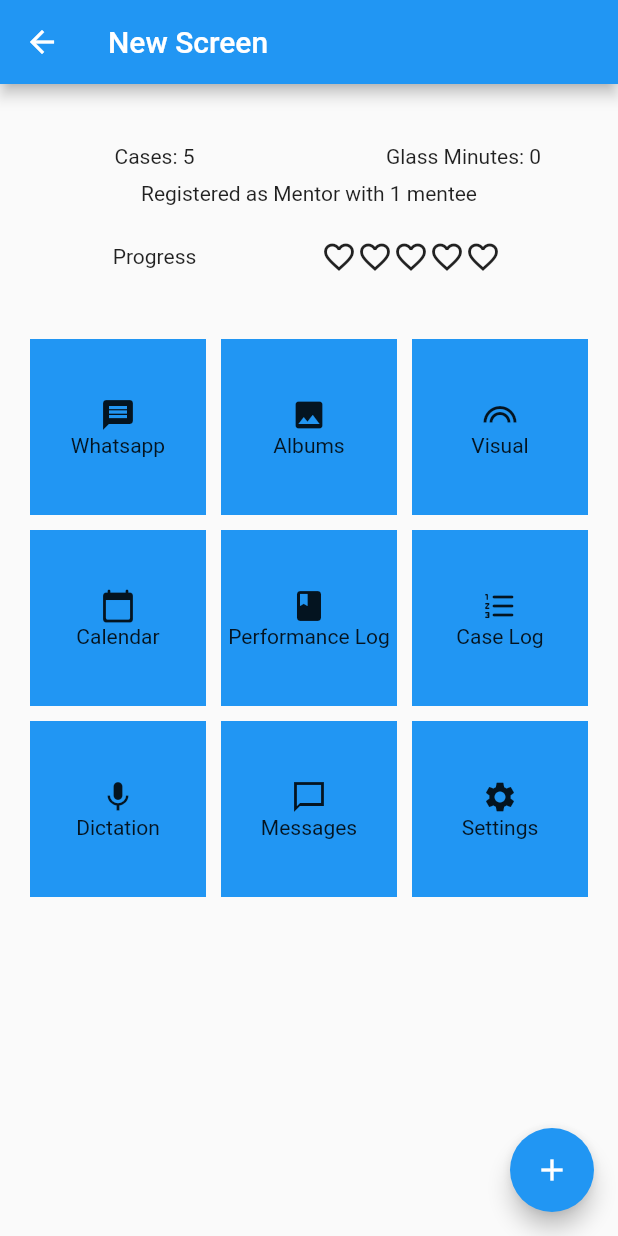
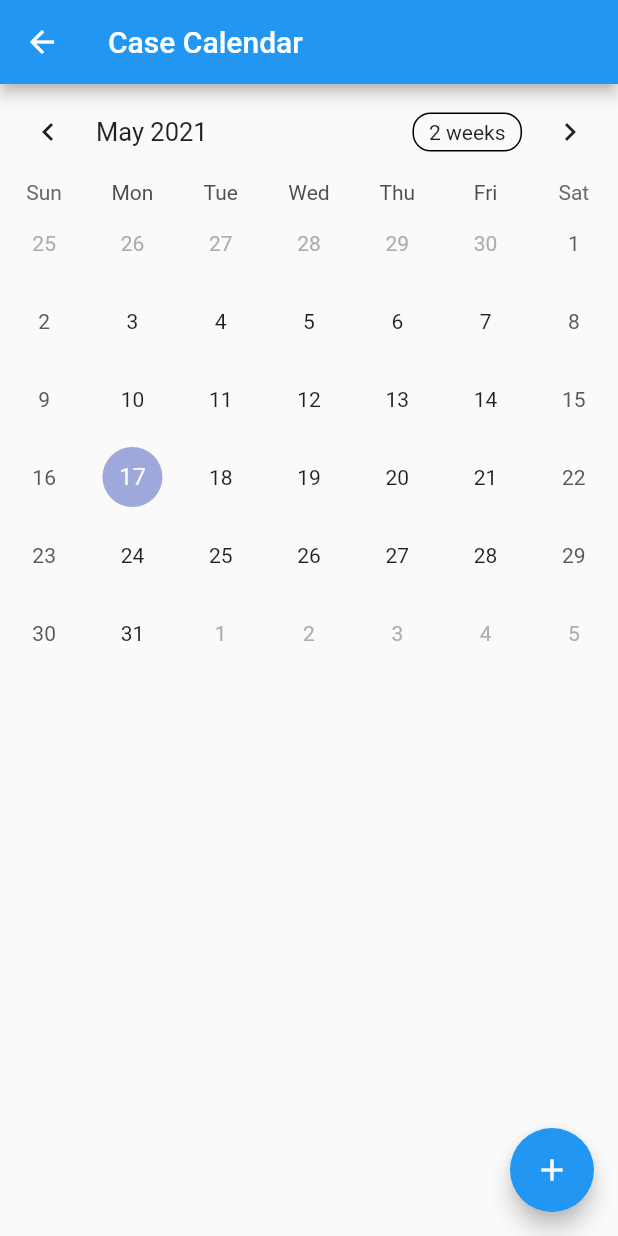
Before and after one commit to rhausman/pocket-doc, a Flutter app: the Dashboard screen opened directly, after a tap on the "add" icon, after a tap on "Calendar", on a phone screen of 412 x 824 dp. Run offline on Flutter 3.47's test engine with Material 2 defaults, Android fonts, the phone set to English and light mode, and no system bars; drawn by our look-alikes of table_calendar.

Commit message:
Added Calendar Page

```diff
--- /dev/null
+++ b/lib/Components/CaseCalendarPage.dart
@@ -0,0 +1,97 @@
+import 'package:flutter/material.dart';
+import 'package:table_calendar/table_calendar.dart';
+
+class CaseCalendarPage extends StatefulWidget {
+  CaseCalendarPage({Key key, this.title}) : super(key: key);
+
+  // This widget is the home page of your application. It is stateful, meaning
+  // that it has a State object (defined below) that contains fields that affect
+  // how it looks.
+
+  // This class is the configuration for the state. It holds the values (in this
+  // case the title) provided by the parent (in this case the App widget) and
+  // used by the build method of the State. Fields in a Widget subclass are
+  // always marked "final".
+
+  final String title;
+
+  @override
+  _CaseCalendarPageState createState() => _CaseCalendarPageState();
+}
+
+class _CaseCalendarPageState extends State<CaseCalendarPage> {
+  int _counter = 0;
+
+  void _incrementCounter() {
+    setState(() {
+      // This call to setState tells the Flutter framework that something has
+      // changed in this State, which causes it to rerun the build method below
+      // so that the display can reflect the updated values. If we changed
+      // _counter without calling setState(), then the build method would not be
+      // called again, and so nothing would appear to happen.
+      _counter++;
+    });
+  }
+
+  // one tile in the Option menu
+
+  Widget CaseCalendar() {
+    return TableCalendar(
+      firstDay: DateTime.utc(2010, 10, 16),
+      lastDay: DateTime.utc(2030, 3, 14),
+      focusedDay: DateTime.now(),
+    );
+  }
+
+  @override
+  Widget build(BuildContext context) {
+    // This method is rerun every time setState is called, for instance as done
+    // by the _incrementCounter method above.
+    //
+    // The Flutter framework has been optimized to make rerunning build methods
+    // fast, so that you can just rebuild anything that needs updating rather
+    // than having to individually change instances of widgets.
+    return Scaffold(
+      appBar: AppBar(
+        // Here we take the value from the Dashboard object that was created by
+        // the App.build method, and use it to set our appbar title.
+        title: Text(widget.title ?? "Case Calendar"),
+      ),
+      body: Center(
+          // Center is a layout widget. It takes a single child and positions it
+          // in the middle of the parent.
+          //OptionMenu()
+          child: Column(
+              mainAxisAlignment: MainAxisAlignment.spaceBetween,
+              children: <Widget>[
+            CaseCalendar(),
+            Padding(
+              padding: const EdgeInsets.all(5.0),
+            ),
+          ])),
+
+      floatingActionButton: FloatingActionButton(
+        onPressed: _incrementCounter,
+        tooltip: 'Increment',
+        child: Icon(Icons.add),
+      ), // This trailing comma makes auto-formatting nicer for build methods.
+    );
+  }
+}
+
+class DetailScreen extends StatelessWidget {
+  @override
+  Widget build(BuildContext context) {
+    return Scaffold(
+      appBar: AppBar(),
+      body: Center(
+        child: FlatButton(
+          child: Text('Pop!'),
+          onPressed: () {
+            Navigator.pop(context);
+          },
+        ),
+      ),
+    );
+  }
+}
--- a/lib/Components/Dashboard.dart
+++ b/lib/Components/Dashboard.dart
@@ -1,11 +1,12 @@
 import 'package:flutter/material.dart';
+import 'CaseCalendarPage.dart';
 
 // list of options: Icon [IconData], Text/label [String], fxn that makes a screen that it links to
 var optionsList = [
   [Icons.message, "Whatsapp", () => DetailScreen()],
   [Icons.image, "Albums", () => Dashboard()],
   [Icons.looks, "Visual", () => Dashboard()],
-  [Icons.calendar_today_rounded, "Calendar", () => Dashboard()],
+  [Icons.calendar_today_rounded, "Calendar", () => CaseCalendarPage()],
   [Icons.book, "Performance Log", () => Dashboard()],
   [Icons.format_list_numbered_rounded, "Case Log", () => Dashboard()],
   [Icons.mic, "Dictation", () => Dashboard()],
@@ -77,8 +78,8 @@ class _DashboardState extends State<Dashboard> {
                         children: List.generate(
                             5,
                             (int index) => Icon(index < _counter
-                                ? Icons.favorite
-                                : Icons.favorite_border),
+                                ? Icons.circle
+                                : Icons.add_circle_outline),
                             growable: true))))
           ])
         ],
--- a/pubspec.yaml
+++ b/pubspec.yaml
@@ -23,6 +23,8 @@ environment:
 dependencies:
   flutter:
     sdk: flutter
+
+  table_calendar: ^3.0.0
 
 
   # The following adds the Cupertino Icons font to your application.
```
Also changed, not shown: pubspec.lock.
